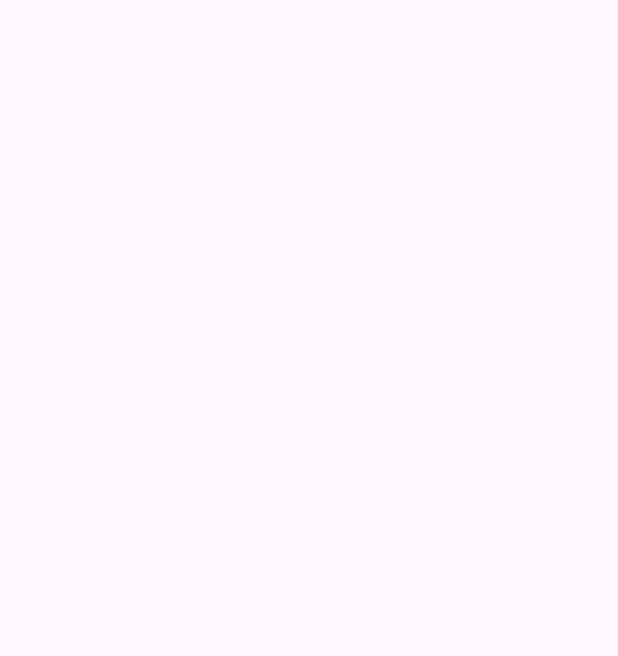
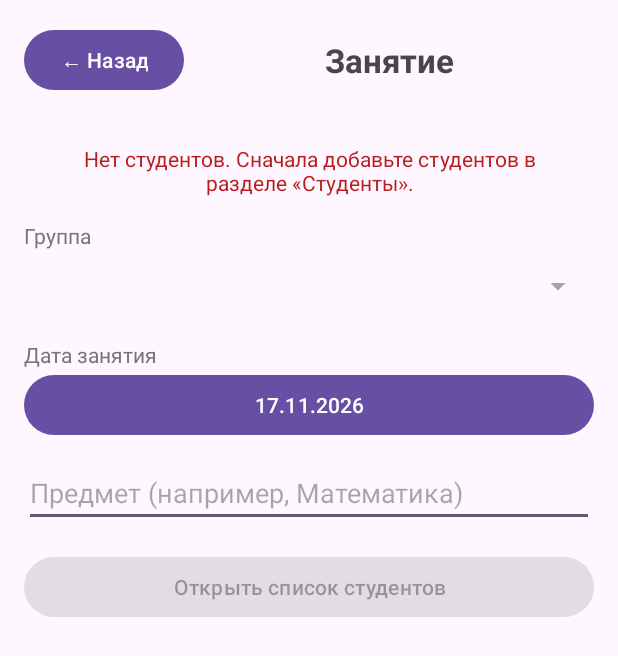
Before and after one commit to dalar0906/Attendance1, an Android app: the AttendanceActivity screen opened directly, with no data from a screen before it, on a phone screen of 412 x 824 dp. Before the commit the part shown is empty. Shown: the top 656 px of the screen. Run offline under Robolectric (Android 15) with nearby library versions, the phone set to English and light mode, and no system bars.

Commit message:
Обновление за 3 спринт как LD добавление новых необходимых функций и обновление старых

```diff
--- a/app/src/main/AndroidManifest.xml
+++ b/app/src/main/AndroidManifest.xml
@@ -30,6 +30,9 @@
             android:exported="false"
             android:windowSoftInputMode="adjustResize" />
         <activity
+            android:name=".ui.MarkAttendanceActivity"
+            android:exported="false" />
+        <activity
             android:name=".ui.StatisticsActivity"
             android:exported="false"
             android:windowSoftInputMode="adjustResize" />
--- a/app/src/main/java/com/example/attendancecontrol/ui/AttendanceActivity.kt
+++ b/app/src/main/java/com/example/attendancecontrol/ui/AttendanceActivity.kt
@@ -1,21 +1,115 @@
 package com.example.attendancecontrol.ui
 
+import android.app.DatePickerDialog
+import android.content.Intent
 import android.os.Bundle
-import androidx.activity.enableEdgeToEdge
+import android.view.View
+import android.widget.ArrayAdapter
+import android.widget.Button
+import android.widget.EditText
+import android.widget.Spinner
+import android.widget.TextView
+import android.widget.Toast
 import androidx.appcompat.app.AppCompatActivity
-import androidx.core.view.ViewCompat
-import androidx.core.view.WindowInsetsCompat
 import com.example.attendancecontrol.R
+import com.example.attendancecontrol.data.StudentRepository
+import java.text.SimpleDateFormat
+import java.util.Calendar
+import java.util.Locale
 
+/**
+ * Экран занятия: выбор группы, даты и предмета.
+ * Дальше переход на MarkAttendanceActivity со списком студентов.
+ */
 class AttendanceActivity : AppCompatActivity() {
+
+    private lateinit var spGroup: Spinner
+    private lateinit var btnDate: Button
+    private lateinit var etSubject: EditText
+    private lateinit var btnOpenList: Button
+    private lateinit var tvNoStudents: TextView
+
+    private val calendar: Calendar = Calendar.getInstance()
+    private val dateFormat = SimpleDateFormat("dd.MM.yyyy", Locale("ru"))
+    private var groups: List<String> = emptyList()
+
     override fun onCreate(savedInstanceState: Bundle?) {
         super.onCreate(savedInstanceState)
-        enableEdgeToEdge()
         setContentView(R.layout.activity_attendance)
-        ViewCompat.setOnApplyWindowInsetsListener(findViewById(R.id.main)) { v, insets ->
-            val systemBars = insets.getInsets(WindowInsetsCompat.Type.systemBars())
-            v.setPadding(systemBars.left, systemBars.top, systemBars.right, systemBars.bottom)
-            insets
+
+        spGroup = findViewById(R.id.spGroup)
+        btnDate = findViewById(R.id.btnDate)
+        etSubject = findViewById(R.id.etSubject)
+        btnOpenList = findViewById(R.id.btnOpenList)
+        tvNoStudents = findViewById(R.id.tvNoStudents)
+
+        findViewById<Button>(R.id.btnBack).setOnClickListener { finish() }
+
+        updateDateButton()
+        btnDate.setOnClickListener { showDatePicker() }
+        btnOpenList.setOnClickListener { openList() }
+    }
+
+    override fun onResume() {
+        super.onResume()
+        refreshGroups()
+    }
+
+    private fun refreshGroups() {
+        val selected = spGroup.selectedItem as? String
+        groups = StudentRepository.getGroups()
+
+        spGroup.adapter = ArrayAdapter(
+            this,
+            android.R.layout.simple_spinner_dropdown_item,
+            groups
+        )
+        selected?.let {
+            val index = groups.indexOf(it)
+            if (index >= 0) spGroup.setSelection(index)
         }
+
+        val hasGroups = groups.isNotEmpty()
+        tvNoStudents.visibility = if (hasGroups) View.GONE else View.VISIBLE
+        spGroup.isEnabled = hasGroups
+        btnOpenList.isEnabled = hasGroups
+    }
+
+    private fun showDatePicker() {
+        DatePickerDialog(
+            this,
+            { _, year, month, day ->
+                calendar.set(year, month, day)
+                updateDateButton()
+            },
+            calendar.get(Calendar.YEAR),
+            calendar.get(Calendar.MONTH),
+            calendar.get(Calendar.DAY_OF_MONTH)
+        ).show()
+    }
+
+    private fun updateDateButton() {
+        btnDate.text = dateFormat.format(calendar.time)
+    }
+
+    private fun openList() {
+        val group = spGroup.selectedItem as? String
+        if (group == null) {
+            Toast.makeText(this, "Сначала добавьте студентов", Toast.LENGTH_SHORT).show()
+            return
+        }
+
+        val subject = etSubject.text.toString().trim()
+        if (subject.length < 2) {
+            Toast.makeText(this, "Введите предмет (минимум 2 символа)", Toast.LENGTH_SHORT).show()
+            return
+        }
+
+        val intent = Intent(this, MarkAttendanceActivity::class.java).apply {
+            putExtra(MarkAttendanceActivity.EXTRA_GROUP, group)
+            putExtra(MarkAttendanceActivity.EXTRA_DATE, dateFormat.format(calendar.time))
+            putExtra(MarkAttendanceActivity.EXTRA_SUBJECT, subject)
+        }
+        startActivity(intent)
     }
 }
--- a/app/src/main/java/data/StudentRepository.kt
+++ b/app/src/main/java/data/StudentRepository.kt
@@ -5,6 +5,17 @@ object StudentRepository {
     private var nextId = 1
 
     fun getAll(): List<Student> = students.toList()
+
+    /** Студенты одной группы, отсортированные по фамилии. */
+    fun getByGroup(groupName: String): List<Student> =
+        students.filter { it.groupName.equals(groupName, ignoreCase = true) }
+            .sortedWith(compareBy({ it.lastName.lowercase() }, { it.firstName.lowercase() }))
+
+    /** Список групп без повторов (без учёта регистра), по алфавиту. */
+    fun getGroups(): List<String> =
+        students.map { it.groupName }
+            .distinctBy { it.lowercase() }
+            .sortedBy { it.lowercase() }
 
     fun add(firstName: String, lastName: String, groupName: String): Student {
         val student = Student(
@@ -19,6 +30,7 @@ object StudentRepository {
 
     fun delete(student: Student) {
         students.removeAll { it.id == student.id }
+        AttendanceRepository.removeForStudent(student.id)
     }
 
     fun exists(firstName: String, lastName: String, groupName: String): Boolean {
--- a/app/src/main/res/layout/activity_attendance.xml
+++ b/app/src/main/res/layout/activity_attendance.xml
@@ -1,10 +1,82 @@
 <?xml version="1.0" encoding="utf-8"?>
-<androidx.constraintlayout.widget.ConstraintLayout xmlns:android="http://schemas.android.com/apk/res/android"
-    xmlns:app="http://schemas.android.com/apk/res-auto"
-    xmlns:tools="http://schemas.android.com/tools"
-    android:id="@+id/main"
+<LinearLayout xmlns:android="http://schemas.android.com/apk/res/android"
     android:layout_width="match_parent"
     android:layout_height="match_parent"
-    tools:context=".ui.AttendanceActivity">
+    android:orientation="vertical"
+    android:padding="16dp">
 
-</androidx.constraintlayout.widget.ConstraintLayout>
+    <!-- Заголовок + кнопка Назад -->
+    <LinearLayout
+        android:layout_width="match_parent"
+        android:layout_height="wrap_content"
+        android:orientation="horizontal"
+        android:gravity="center_vertical"
+        android:layout_marginBottom="16dp">
+
+        <Button
+            android:id="@+id/btnBack"
+            android:layout_width="wrap_content"
+            android:layout_height="wrap_content"
+            android:text="← Назад" />
+
+        <TextView
+            android:layout_width="0dp"
+            android:layout_height="wrap_content"
+            android:layout_weight="1"
+            android:text="Занятие"
+            android:textSize="22sp"
+            android:textStyle="bold"
+            android:gravity="center" />
+
+    </LinearLayout>
+
+    <TextView
+        android:id="@+id/tvNoStudents"
+        android:layout_width="match_parent"
+        android:layout_height="wrap_content"
+        android:text="Нет студентов. Сначала добавьте студентов в разделе «Студенты»."
+        android:gravity="center"
+        android:padding="16dp"
+        android:textColor="#B71C1C"
+        android:visibility="gone" />
+
+    <TextView
+        android:layout_width="wrap_content"
+        android:layout_height="wrap_content"
+        android:text="Группа"
+        android:textColor="#757575" />
+
+    <Spinner
+        android:id="@+id/spGroup"
+        android:layout_width="match_parent"
+        android:layout_height="48dp"
+        android:layout_marginBottom="12dp" />
+
+    <TextView
+        android:layout_width="wrap_content"
+        android:layout_height="wrap_content"
+        android:text="Дата занятия"
+        android:textColor="#757575" />
+
+    <Button
+        android:id="@+id/btnDate"
+        android:layout_width="match_parent"
+        android:layout_height="wrap_content"
+        android:layout_marginBottom="12dp" />
+
+    <EditText
+        android:id="@+id/etSubject"
+        android:layout_width="match_parent"
+        android:layout_height="wrap_content"
+        android:hint="Предмет (например, Математика)"
+        android:inputType="textCapSentences"
+        android:maxLength="50" />
+
+    <Button
+        android:id="@+id/btnOpenList"
+        android:layout_width="match_parent"
+        android:layout_height="wrap_content"
+        android:layout_marginTop="16dp"
+        android:text="Открыть список студентов" />
+
+</LinearLayout>
```
Also changed, not shown: app/src/main/java/com/example/attendancecontrol/ui/AttendanceAdapter.kt (added, +61 -0 lines), app/src/main/java/com/example/attendancecontrol/ui/MarkAttendanceActivity.kt (added, +109 -0 lines), app/src/main/java/data/Attendance.kt (added, +20 -0 lines), app/src/main/java/data/AttendanceRepository.kt (added, +39 -0 lines), app/src/main/res/layout/activity_mark_attendance.xml (added, +75 -0 lines), app/src/main/res/layout/item_attendance_student.xml (added, +48 -0 lines), 2 other files.
